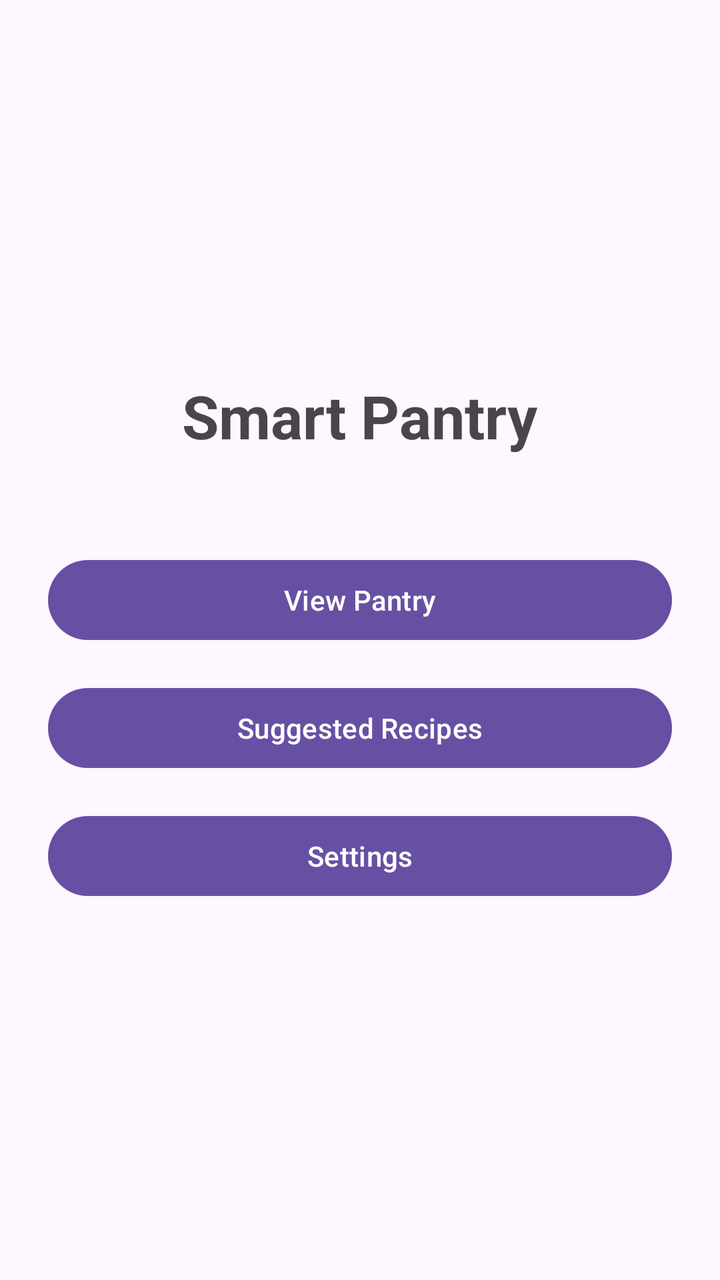
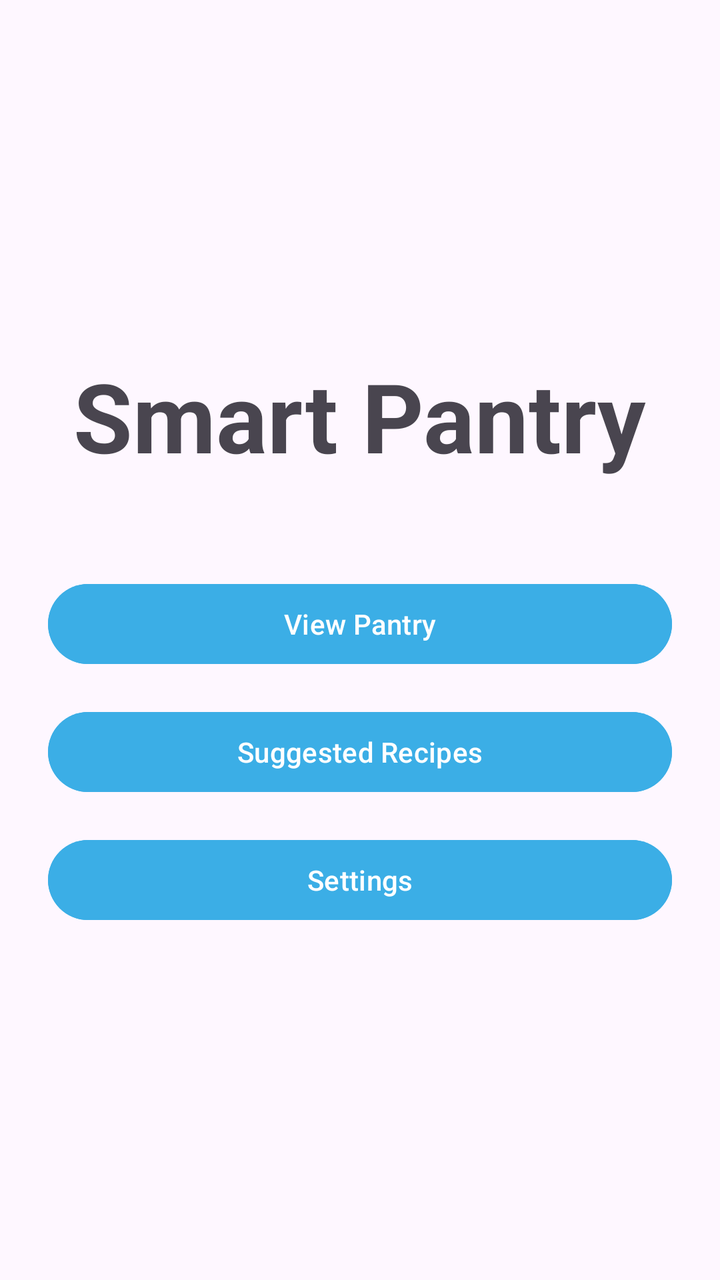

The first picture is an Android layout as it rendered before a commit; the second is the same layout after the commit. The layout source and the unified diff follow.
<!-- AndroidManifest.xml: application theme Theme.SmartPantry -->
<!-- res/layout/activity_main.xml -->
<?xml version="1.0" encoding="utf-8"?>
<LinearLayout xmlns:android="http://schemas.android.com/apk/res/android"
    xmlns:tools="http://schemas.android.com/tools"
    android:id="@+id/main"
    android:layout_width="match_parent"
    android:layout_height="match_parent"
    android:orientation="vertical"
    android:gravity="center"
    android:padding="24dp"
    tools:context=".MainActivity">

    <TextView
        android:layout_width="wrap_content"
        android:layout_height="wrap_content"
        android:layout_marginBottom="48dp"
        android:text="@string/app_name"
        android:textSize="30sp"
        android:textStyle="bold" />

    <Button
        android:id="@+id/btnPantryList"
        android:layout_width="match_parent"
        android:layout_height="wrap_content"
        android:layout_marginBottom="16dp"
        android:text="View Pantry" />

    <Button
        android:id="@+id/btnSuggestedRecipes"
        android:layout_width="match_parent"
        android:layout_height="wrap_content"
        android:layout_marginBottom="16dp"
        android:text="Suggested Recipes" />

    <Button
        android:id="@+id/btnSettings"
        android:layout_width="match_parent"
        android:layout_height="wrap_content"
        android:text="Settings" />

</LinearLayout>
<!-- resources referenced by this layout -->
<resources>
  <string name="app_name">Smart Pantry</string>
  <style name="Theme.SmartPantry" parent="Base.Theme.SmartPantry" />
  <style name="Base.Theme.SmartPantry" parent="Theme.Material3.DayNight.NoActionBar">
          
          
      </style>
</resources>

<!-- the commit's change to res/layout/activity_main.xml (unified diff, before → after) -->
@@ -14,7 +14,7 @@
         android:layout_height="wrap_content"
         android:layout_marginBottom="48dp"
         android:text="@string/app_name"
-        android:textSize="30sp"
+        android:textSize="48sp"
         android:textStyle="bold" />
 
     <Button
@@ -22,6 +22,7 @@
         android:layout_width="match_parent"
         android:layout_height="wrap_content"
         android:layout_marginBottom="16dp"
+        android:backgroundTint="#3BAEE6"
         android:text="View Pantry" />
 
     <Button
@@ -29,12 +30,14 @@
         android:layout_width="match_parent"
         android:layout_height="wrap_content"
         android:layout_marginBottom="16dp"
+        android:backgroundTint="#3BAEE6"
         android:text="Suggested Recipes" />
 
     <Button
         android:id="@+id/btnSettings"
         android:layout_width="match_parent"
         android:layout_height="wrap_content"
+        android:backgroundTint="#3BAEE6"
         android:text="Settings" />
 
 </LinearLayout>
